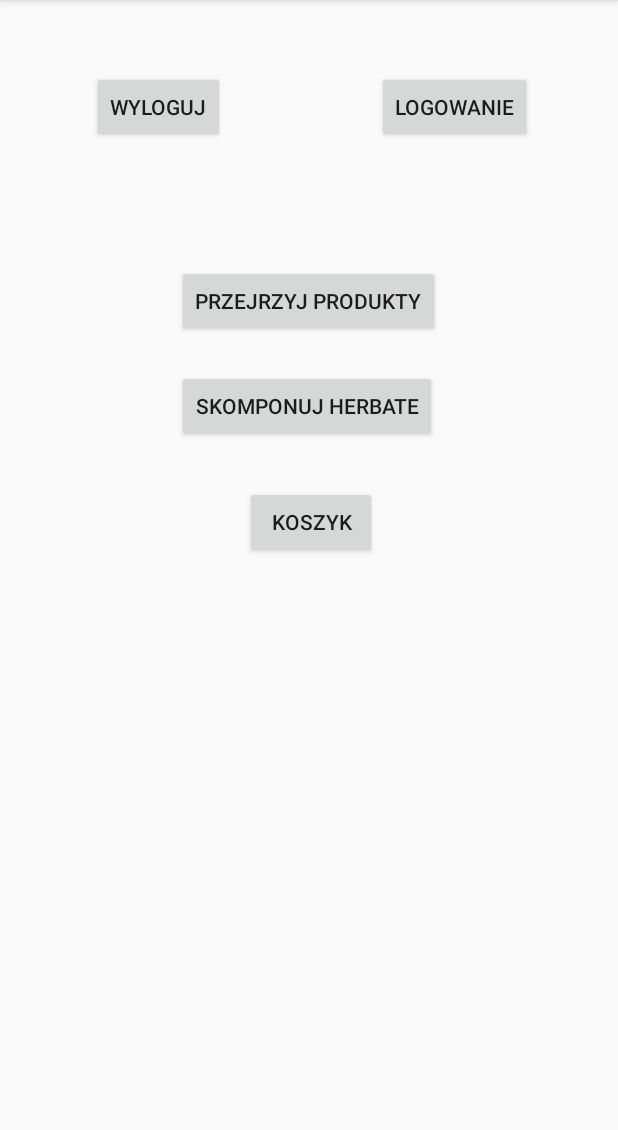
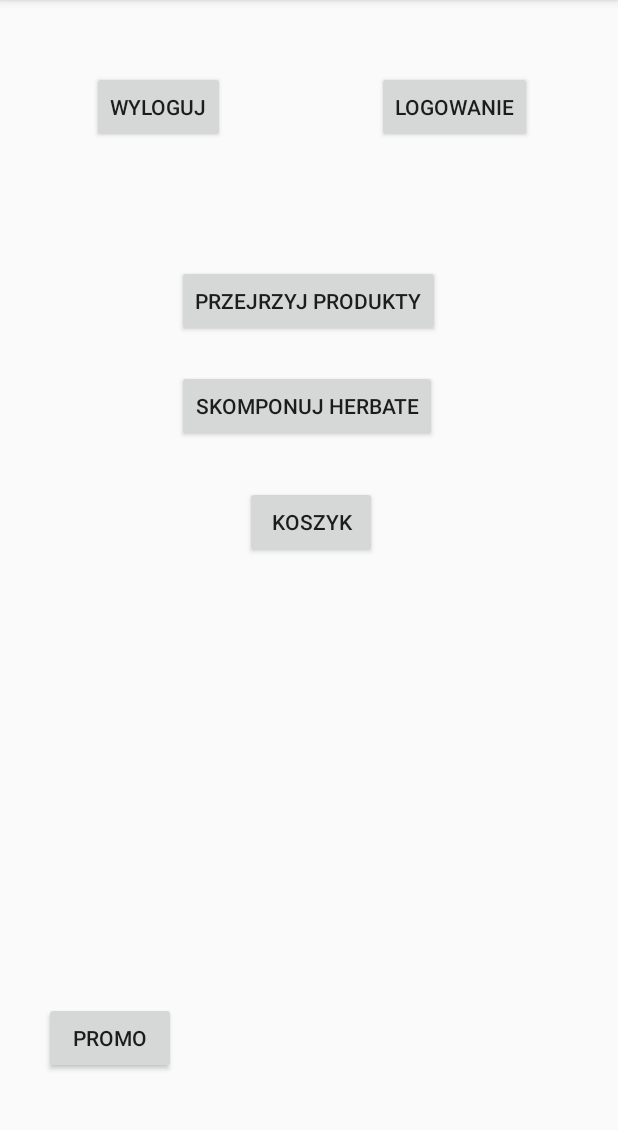
Before and after one commit to strzalka001/ProjektZTP, an Android app: the screen it shows after launch (MainActivity), on a phone screen of 412 x 824 dp, the part 84-1214 px from its top. Run offline under Robolectric (Android 15) with nearby library versions, the phone set to English and light mode, and no system bars.

Commit message:
działająca sesja dla activity promocja/tylko zalogowani

```diff
--- a/app/src/main/AndroidManifest.xml
+++ b/app/src/main/AndroidManifest.xml
@@ -19,7 +19,8 @@
         <activity android:name=".HerbatyActivity" />
         <activity android:name=".KoszykActivity" />
         <activity android:name=".Logowanie" />
-        <activity android:name=".Rejestracja"></activity>
+        <activity android:name=".Rejestracja" />
+        <activity android:name=".MojePromocje"></activity>
     </application>
 
 </manifest>
--- a/app/src/main/java/com/example/milek/projektztp/MainActivity.java
+++ b/app/src/main/java/com/example/milek/projektztp/MainActivity.java
@@ -16,6 +16,7 @@ public class MainActivity extends AppCompatActivity {
     Button produkty;
     Button herbaty;
     Button koszyk;
+    Button promo;
     ArrayList<Produkt> kosz = new ArrayList<Produkt>();
     //BazaDanych baza = BazaDanych.PobierzBazeDanych(this, "baza1.db", null, 1);
     BazaDanych baza;
@@ -33,10 +34,12 @@ public class MainActivity extends AppCompatActivity {
         herbaty = (Button) findViewById(R.id.buttonHerbaty);
         koszyk = (Button) findViewById(R.id.buttonKoszyk);
         login = (Button) findViewById(R.id.log);
+        promo=(Button)findViewById(R.id.promo);
         addListenerOnButtonProdukty();
         addListenerOnButtonHerbaty();
         addListenerOnButtonKoszyk();
         addListenerOnButtonLogowanie();
+        addListenerOnButtonPromo();
        // addListenerOnButtonWylogowanie();
 
         BazaDanych baza = new BazaDanych(this, "baza1.db", null, 1);
@@ -133,5 +136,16 @@ public class MainActivity extends AppCompatActivity {
         });
     }
 
+    public void addListenerOnButtonPromo() {
+        final Context context = this;
+        promo.setOnClickListener(new View.OnClickListener() {
+            @Override
+            public void onClick(View arg0) {
+                Intent intent = new Intent(context, MojePromocje.class);
+                startActivity(intent);
+            }
+        });
+    }
+
 
 }
--- a/app/src/main/java/com/example/milek/projektztp/UzytkownikDAO.java
+++ b/app/src/main/java/com/example/milek/projektztp/UzytkownikDAO.java
@@ -30,4 +30,6 @@ public interface UzytkownikDAO {
 
     public boolean usunUzytkownika(long id);
 
+    public void aktualizujPromocje();
+
 }
--- a/app/src/main/java/com/example/milek/projektztp/UzytkownikDAOimpl.java
+++ b/app/src/main/java/com/example/milek/projektztp/UzytkownikDAOimpl.java
@@ -24,6 +24,8 @@ public class UzytkownikDAOimpl implements UzytkownikDAO {
     private SQLiteDatabase db;
     private Context context;
     private BazaDanych baza;
+    public Promocja mojaPromocja;
+    public int mojaZnizka;
 
 
     public UzytkownikDAOimpl() {
@@ -131,5 +133,9 @@ public class UzytkownikDAOimpl implements UzytkownikDAO {
         return db.delete(TABELA_USER, where, null) > 0;
     }
 
+    public void aktualizujPromocje(){
+
+        mojaZnizka = mojaPromocja.pobierzPromocje();
+    }
 
 }
--- a/app/src/main/res/layout/activity_main.xml
+++ b/app/src/main/res/layout/activity_main.xml
@@ -62,4 +62,16 @@
         android:layout_below="@+id/buttonHerbaty"
         android:layout_toLeftOf="@+id/log"
         android:layout_toStartOf="@+id/log" />
+
+    <Button
+        android:text="promo"
+        android:layout_width="wrap_content"
+        android:layout_height="wrap_content"
+        android:layout_alignParentBottom="true"
+        android:layout_alignParentLeft="true"
+        android:layout_alignParentStart="true"
+        android:layout_marginLeft="13dp"
+        android:layout_marginStart="13dp"
+        android:layout_marginBottom="36dp"
+        android:id="@+id/promo" />
 </RelativeLayout>
```
Also changed, not shown: app/src/main/java/com/example/milek/projektztp/IPromocja.java (added, +14 -0 lines), app/src/main/java/com/example/milek/projektztp/MojePromocje.java (added, +22 -0 lines), app/src/main/java/com/example/milek/projektztp/Promocja.java (added, +44 -0 lines), app/src/main/java/com/example/milek/projektztp/Rejestracja.java (+7 -1 lines), app/src/main/res/layout/activity_moje_promocje.xml (added, +24 -0 lines).
